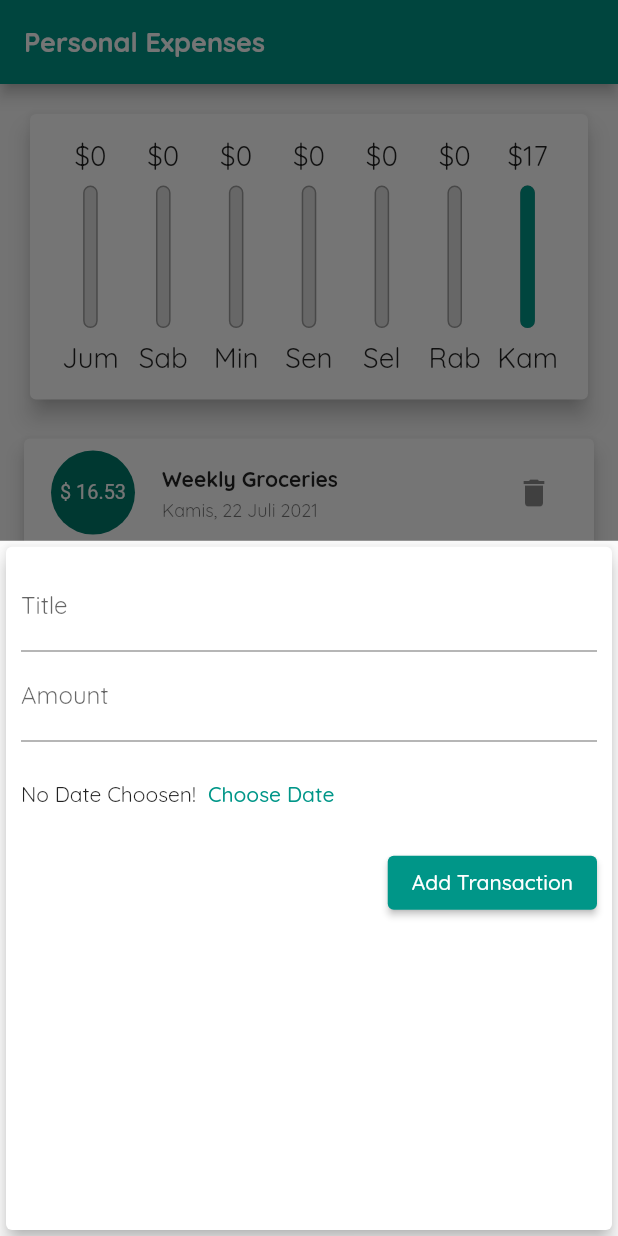
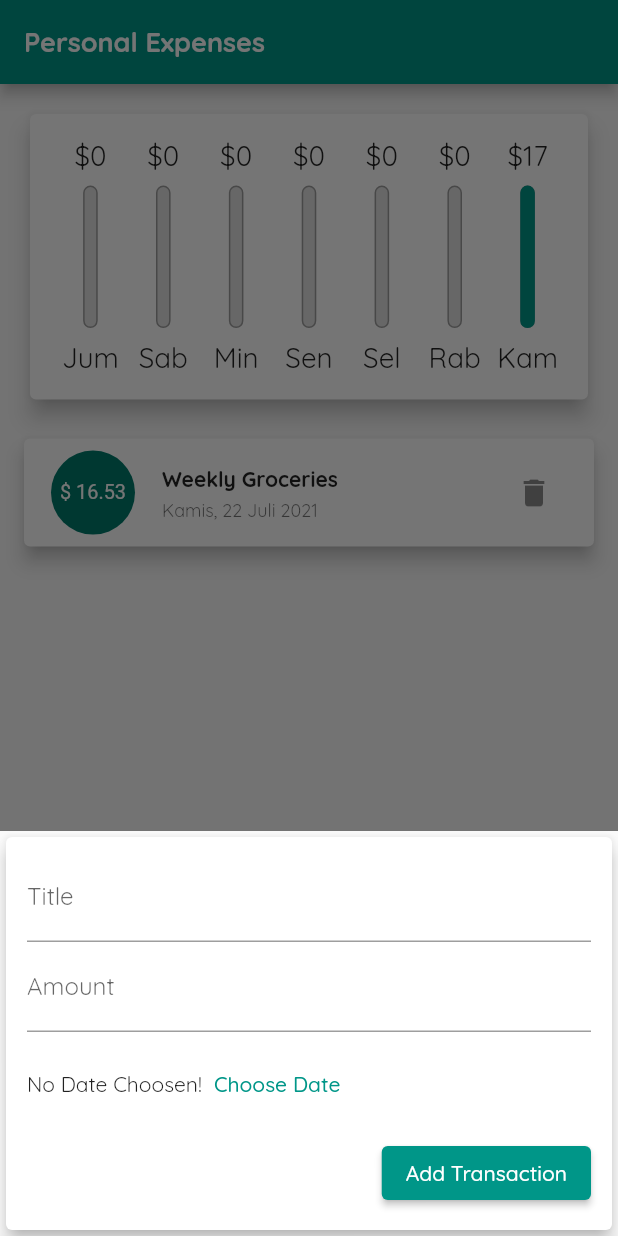
Before and after one commit to Dzaky02/expenses_app, a Flutter app: the screen it shows after launch, after a tap on the "delete" icon, after a tap on the "add" icon, on a phone screen of 412 x 824 dp. Run offline on Flutter 3.47's test engine with Material 2 defaults, Android fonts, the phone set to English and light mode, and no system bars; our stand-ins replace google_fonts.

Commit message:
Respecting the Softkeyboard Insets.

```diff
--- a/lib/widgets/new_transaction_form.dart
+++ b/lib/widgets/new_transaction_form.dart
@@ -52,10 +52,16 @@ class _NewTransactionFormState extends State<NewTransactionForm> {
 
   @override
   Widget build(BuildContext context) {
-    return Card(
+    return SingleChildScrollView(
+      child: Card(
         elevation: 5,
         child: Container(
-        padding: EdgeInsets.all(10),
+          padding: EdgeInsets.only(
+            left: 14,
+            right: 14,
+            top: 10,
+            bottom: MediaQuery.of(context).viewInsets.bottom + 14,
+          ),
           child: Column(
             crossAxisAlignment: CrossAxisAlignment.end,
             children: [
@@ -100,6 +106,7 @@ class _NewTransactionFormState extends State<NewTransactionForm> {
             ],
           ),
         ),
+      ),
     );
   }
 }
```
Lines whose indentation alone changed are shown as unchanged.
